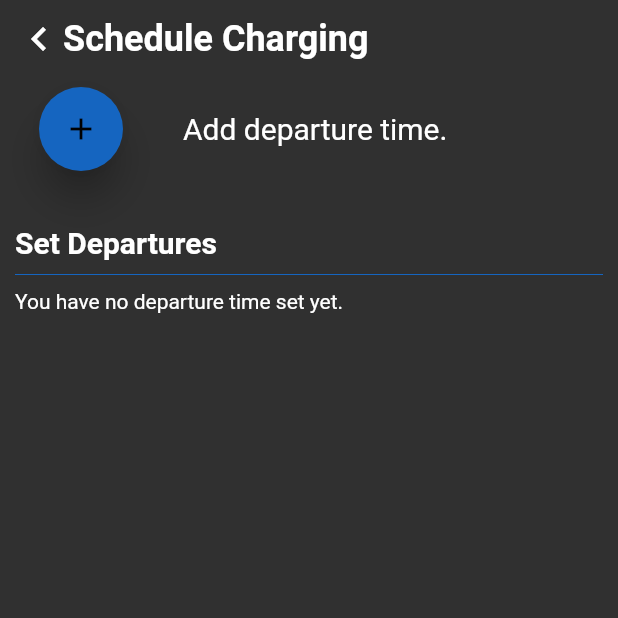
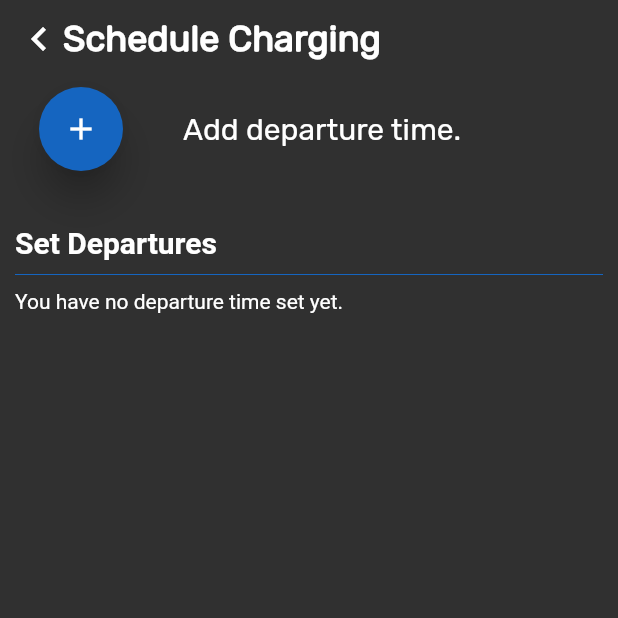
Before and after one commit to avihard/soneilcharging, a Flutter app: the indexWidget screen opened directly, item 3 of the bottom bar chosen, after a tap on "Departure Time", on a phone screen of 412 x 824 dp, the top half of it. Run offline on Flutter 3.47's test engine with Material 2 defaults, Android fonts, the phone set to English and light mode, and no system bars; our stand-ins replace battery, carousel_slider, flutter_swiper, shared_preferences; accounts and stored records are empty; network calls fail.

Commit message:
Changes
	- Added new font
	- Added functionality to edit the time

```diff
--- a/lib/Pages/scheduling/departure.dart
+++ b/lib/Pages/scheduling/departure.dart
@@ -87,12 +87,15 @@ class _departureWidgetState extends State<departureWidget>
                             focusElevation: 10.0,
                             elevation: 10,
                             backgroundColor: Colors.blue.shade800,
-                            child: Icon(Icons.add),
+                            child: Icon(
+                              Icons.add,
+                              color: Colors.white,
+                            ),
                             onPressed: (() => setState(() {
                                   isAdded = false;
                                 }))),
                       ),
-                      SizedBox(
+                      const SizedBox(
                         width: 40,
                       ),
                       Text(
@@ -305,6 +308,18 @@ class _setDepartureWidgetState extends State<setDepartureWidget> {
     );
   }
 
+  void _selectTime(index) async {
+    final TimeOfDay? newTime = await showTimePicker(
+      context: context,
+      initialTime: widget.setTimes[index]['time'],
+    );
+    if (newTime != null) {
+      setState(() {
+        widget.setTimes[index]['time'] = newTime;
+      });
+    }
+  }
+
   @override
   Widget build(BuildContext context) {
     if (widget.setTimes.isEmpty) {
@@ -361,6 +376,9 @@ class _setDepartureWidgetState extends State<setDepartureWidget> {
                 key: Key(widget.setTimes[index]['id'].toString()),
                 title: Text(widget.setTimes[index]['label']),
                 trailing: Text(widget.setTimes[index]['time'].format(context)),
+                onExpansionChanged: (value) {
+                  return value ? _selectTime(index) : null;
+                },
                 children: [
                   Wrap(
                       alignment: WrapAlignment.center,
--- a/lib/Pages/scheduling/schedule.dart
+++ b/lib/Pages/scheduling/schedule.dart
@@ -61,15 +61,20 @@ class timeSectionWidget extends StatelessWidget {
     return Column(
       children: [
         InkWell(
-          child: Card(
-            elevation: 5,
+          child: Container(
             child: Padding(
               padding: const EdgeInsets.all(16.0),
               child: Row(
                 mainAxisAlignment: MainAxisAlignment.spaceBetween,
                 children: [
-                  const Text("Departure Time"),
-                  Icon(Icons.arrow_forward_ios_sharp)
+                  Text(
+                    "Departure Time",
+                    style: smallTexts,
+                  ),
+                  Icon(
+                    Icons.arrow_forward_ios_sharp,
+                    size: 16.0,
+                  )
                 ],
               ),
             ),
--- a/lib/helpers/constant.dart
+++ b/lib/helpers/constant.dart
@@ -41,14 +41,19 @@ ThemeData mainTheme = ThemeData(
 );
 
 TextStyle headerText = const TextStyle(
-    color: Colors.white, fontWeight: FontWeight.bold, fontSize: 24.0);
+    color: Colors.white,
+    fontWeight: FontWeight.bold,
+    fontSize: 24.0,
+    fontFamily: 'Rubik');
 
 TextStyle tableTitle = const TextStyle(
     color: Colors.white, fontWeight: FontWeight.bold, fontSize: 20.0);
 
 // for normal regular texts
-TextStyle normalTexts = const TextStyle(color: Colors.white, fontSize: 20.0);
-TextStyle smallTexts = const TextStyle(color: Colors.white, fontSize: 16.0);
+TextStyle normalTexts =
+    const TextStyle(color: Colors.white, fontSize: 20.0, fontFamily: 'Rubik');
+TextStyle smallTexts =
+    const TextStyle(color: Colors.white, fontSize: 16.0, fontFamily: 'Rubik');
 
 // setting page Texts
 TextStyle settingText = const TextStyle(
```
Also changed, not shown: pubspec.yaml (+7 -6 lines), fonts/Rubik-Black.ttf (added), fonts/Rubik-BlackItalic.ttf (added), fonts/Rubik-Bold.ttf (added), fonts/Rubik-BoldItalic.ttf (added), fonts/Rubik-ExtraBold.ttf (added), fonts/Rubik-ExtraBoldItalic.ttf (added), fonts/Rubik-Italic.ttf (added), fonts/Rubik-Light.ttf (added), fonts/Rubik-LightItalic.ttf (added), fonts/Rubik-Medium.ttf (added), fonts/Rubik-MediumItalic.ttf (added), fonts/Rubik-Regular.ttf (added), fonts/Rubik-SemiBold.ttf (added), 1 more files.
